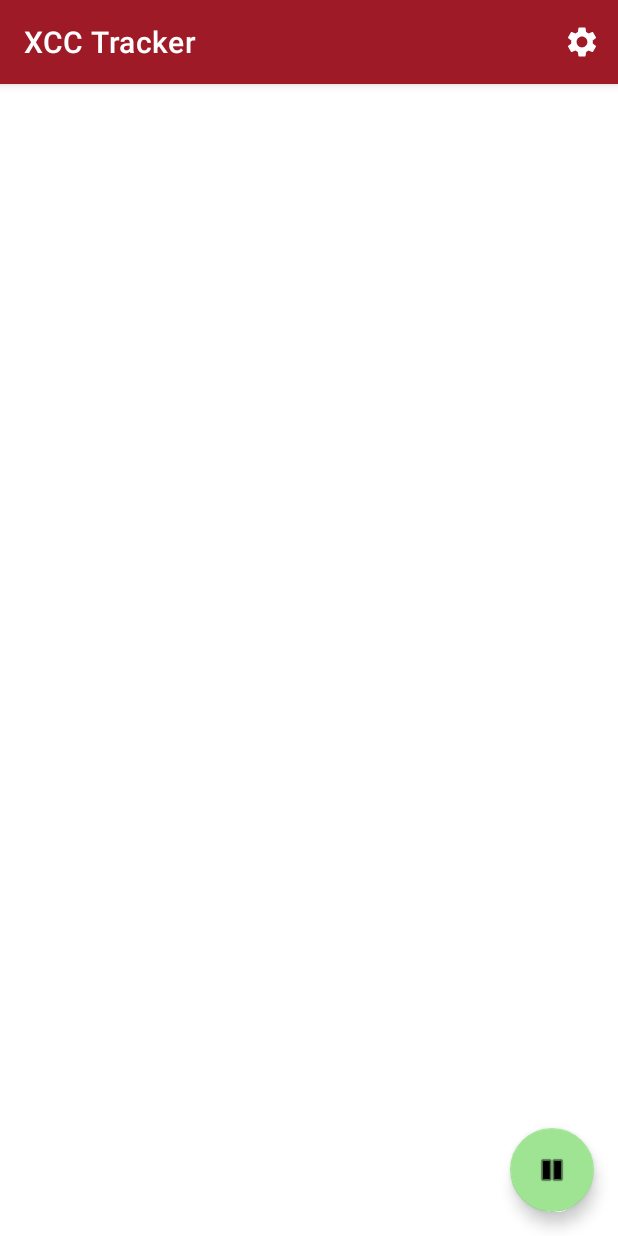
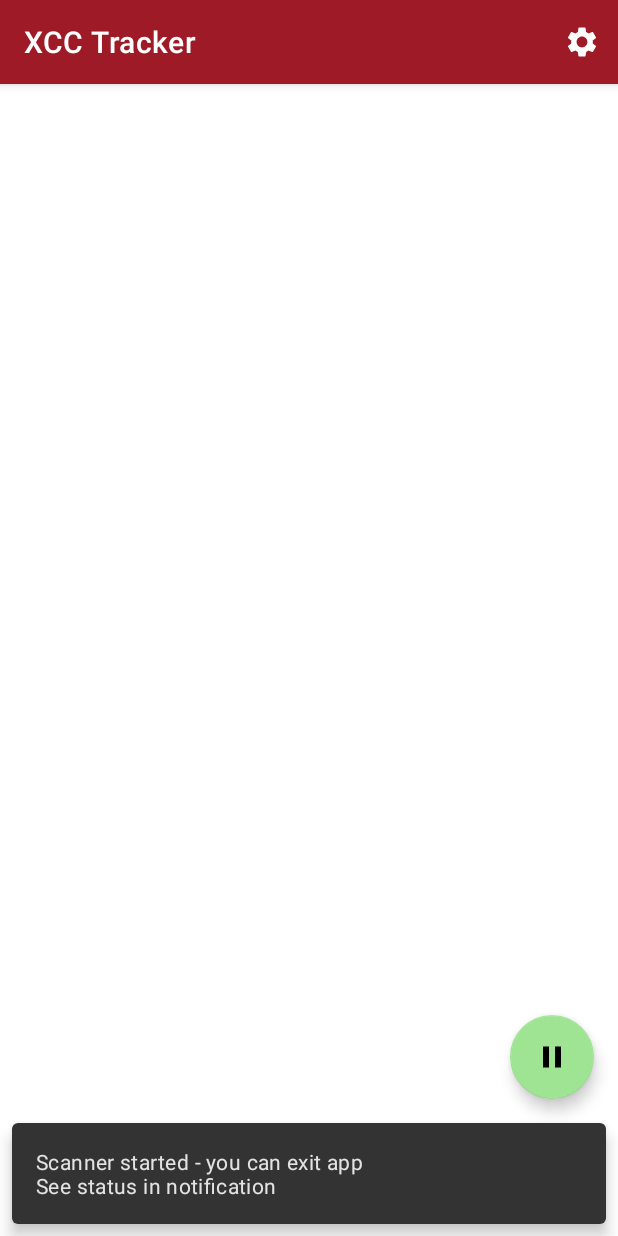
Before and after one commit to dynalogix/xcctrack-android, an Android app: the screen it shows after launch (MainActivity), after a tap on "Start/stop tracking", on a phone screen of 412 x 824 dp. Run offline under Robolectric (Android 15) with nearby library versions, the phone set to English and light mode, and no system bars.

Commit message:
+Restart after reboot ~Friendlier start/stop +Reenable BT before every scan *kill last GPS query before BT scan to avoid congestion +Translations

```diff
--- a/app/src/main/java/hu/xcc/track/MainActivity.kt
+++ b/app/src/main/java/hu/xcc/track/MainActivity.kt
@@ -1,6 +1,7 @@
 package hu.xcc.track
 
 import android.Manifest
+import android.app.Service
 import android.bluetooth.BluetoothAdapter
 import android.content.Intent
 import android.content.pm.PackageManager
@@ -29,8 +30,21 @@ class MainActivity : AppCompatActivity() {
         setContentView(R.layout.activity_main)
         setSupportActionBar(findViewById(R.id.toolbar))
 
+        var sharedPref=PreferenceManager.getDefaultSharedPreferences(this)
+        if(aC.defTrackerName.equals(sharedPref.getString(aC.trackerName,aC.defTrackerName))) {
+            var trackerName="NoBluetooth!"
+            try {
+                var BTAdapter = BluetoothAdapter.getDefaultAdapter()
+                if(BTAdapter!=null) {
+                    trackerName=BTAdapter.name
+                }
+            } catch (e: Exception) {
+            }
+            sharedPref.edit().putString(aC.trackerName,trackerName).apply()
+        }
+
         findViewById<FloatingActionButton>(R.id.fab).apply {
-            setImageResource(if (ScanService.running) android.R.drawable.ic_media_pause else android.R.drawable.ic_media_play)
+            setImageResource(if (ScanService.running) R.drawable.ic_media_pause else R.drawable.ic_media_play)
 
             setOnClickListener(object : View.OnClickListener{
                 override fun onClick(v: View) {
@@ -61,10 +75,12 @@ class MainActivity : AppCompatActivity() {
                         }
                     }
 
-                    setImageResource(if (!ScanService.running) android.R.drawable.ic_media_pause else android.R.drawable.ic_media_play)
+                    setImageResource(if (!ScanService.running) R.drawable.ic_media_pause else R.drawable.ic_media_play)
+
                     val intent = Intent(applicationContext, ScanService::class.java)
                     if (ScanService.running) stopService(intent) else startForegroundService(intent)
                     Log.i("activity","start:"+ScanService.running)
+                    Snackbar.make(v, if(ScanService.running) R.string.stopped else R.string.started, Snackbar.LENGTH_SHORT).show()
                 }
 
             })
--- a/app/src/main/java/hu/xcc/track/aC.kt
+++ b/app/src/main/java/hu/xcc/track/aC.kt
@@ -2,6 +2,8 @@ package hu.xcc.track
 
 class aC {
     companion object {
+        val running="running"
+
         val fixPointName="fixpoint_name"
         val defFixPointName="NONE"
 
@@ -10,6 +12,9 @@ class aC {
 
         val GpsInterval="gps_interval"
         val defGpsInterval=15
+
+        val GpsAccuracy="gps_accuracy"
+        val defMinAccuracy=20
 
         val GpsFastInterval="gps_fast_interval"
         val defGpsFastInterval=1
--- /dev/null
+++ b/app/src/main/res/drawable/ic_media_pause.xml
@@ -0,0 +1,10 @@
+<vector xmlns:android="http://schemas.android.com/apk/res/android"
+    android:width="24dp"
+    android:height="24dp"
+    android:viewportWidth="24"
+    android:viewportHeight="24"
+    android:tint="?attr/colorControlNormal">
+  <path
+      android:fillColor="@android:color/white"
+      android:pathData="M6,19h4L10,5L6,5v14zM14,5v14h4L18,5h-4z"/>
+</vector>
--- /dev/null
+++ b/app/src/main/res/drawable/ic_media_play.xml
@@ -0,0 +1,10 @@
+<vector xmlns:android="http://schemas.android.com/apk/res/android"
+    android:width="24dp"
+    android:height="24dp"
+    android:viewportWidth="24"
+    android:viewportHeight="24"
+    android:tint="?attr/colorControlNormal">
+  <path
+      android:fillColor="@android:color/white"
+      android:pathData="M8,5v14l11,-7z"/>
+</vector>
--- a/app/src/main/res/layout/activity_main.xml
+++ b/app/src/main/res/layout/activity_main.xml
@@ -31,7 +31,7 @@
         android:layout_height="wrap_content"
         android:layout_gravity="bottom|end"
         android:layout_margin="@dimen/fab_margin"
-        app:srcCompat="@android:drawable/ic_media_play"
+        app:srcCompat="@drawable/ic_media_play"
         android:contentDescription="@string/start_stop" />
 
 </androidx.coordinatorlayout.widget.CoordinatorLayout>
--- a/app/src/main/res/layout/fragment_settings.xml
+++ b/app/src/main/res/layout/fragment_settings.xml
@@ -21,7 +21,6 @@
         android:id="@+id/button_second"
         android:layout_width="wrap_content"
         android:layout_height="wrap_content"
-        android:text="@string/previous"
         app:layout_constraintBottom_toBottomOf="parent"
         app:layout_constraintEnd_toEndOf="parent"
         app:layout_constraintStart_toStartOf="parent"
--- a/app/src/main/res/navigation/nav_graph.xml
+++ b/app/src/main/res/navigation/nav_graph.xml
@@ -8,7 +8,7 @@
     <fragment
         android:id="@+id/FirstFragment"
         android:name="hu.xcc.track.TrackLogFragment"
-        android:label="@string/first_fragment_label"
+        android:label="@string/log_fragment_label"
         tools:layout="@layout/fragment_track_log">
 
         <action
@@ -18,7 +18,7 @@
     <fragment
         android:id="@+id/SecondFragment"
         android:name="hu.xcc.track.SettingsFragment"
-        android:label="@string/second_fragment_label"
+        android:label="@string/settings_fragment_label"
         tools:layout="@layout/fragment_settings">
 
         <action
--- a/app/src/main/res/values/strings.xml
+++ b/app/src/main/res/values/strings.xml
@@ -1,22 +1,19 @@
-<resources>
+<resources xmlns:tools="http://schemas.android.com/tools"
+    >
     <string name="app_name">XCC Tracker</string>
     <string name="action_settings">Settings</string>
-    <!-- Strings used for fragments for navigation -->
-    <string name="first_fragment_label">First Fragment</string>
-    <string name="second_fragment_label">Second Fragment</string>
-    <string name="next">Next</string>
-    <string name="previous">Previous</string>
 
-    <string name="hello_first_fragment">Hello first fragment</string>
-    <string name="hello_second_fragment">Hello second fragment. Arg: %1$s</string>
+    <string name="log_fragment_label">Scan log</string>
+    <string name="settings_fragment_label">Settings</string>
+
     <string name="start_stop">Start/stop tracking</string>
-    <string name="action_track_log">Track</string>
+    <string name="action_track_log">Logging</string>
     <string name="scan_service_active">Scan service running</string>
 
     <string name="no_bluetooth">No bluetooth</string>
 
     <string name="notification_status">Accuracy: %f Beacons: %d</string>
-    <string name="notification_no_beacons_nearby">No BT nearby</string>
+    <string name="notification_no_beacons_nearby">No beacon nearby</string>
     <string name="notification_no_change">No change</string>
     <string name="notification_no_location">Waiting for location</string>
     <string name="notification_could_not_send">Cannot reach server</string>
@@ -31,4 +28,8 @@
     <string name="purge">Purge old sent entries (days)</string>
     <string name="restore_defaults">Restore defaults</string>
     <string name="default_confirm">This will clear all settings. Sure?</string>
+    <string name="gps_accuracy">Minimum location accuracy (meter)</string>
+    <string name="gps">GPS</string>
+    <string name="stopped">Scanner stopped</string>
+    <string name="started">Scanner started - you can exit app\nSee status in notification</string>
 </resources>
```
Also changed, not shown: app/build.gradle (+6 -1 lines), app/src/main/AndroidManifest.xml (+14 -0 lines), app/src/main/java/hu/xcc/track/BootReceiver.kt (added, +18 -0 lines), app/src/main/java/hu/xcc/track/ScanService.kt (+25 -7 lines), app/src/main/res/drawable/gps_accuracy.xml (added, +8 -0 lines), app/src/main/res/xml/preferences.xml (+15 -1 lines), 1 other file.
